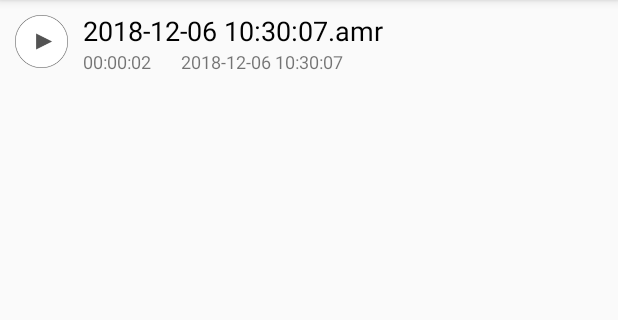
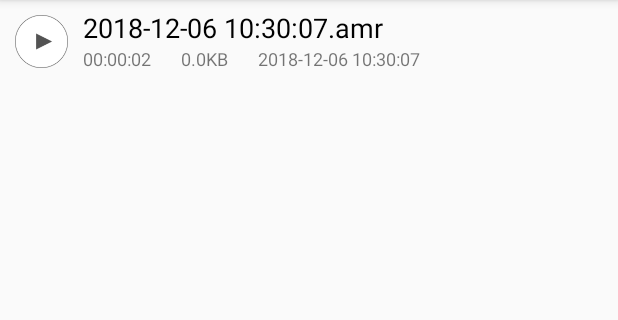
Before and after one commit to Sam-Leu/SoundRecorder, an Android app: the RecordActivity screen opened directly, with no data from a screen before it, on a phone screen of 412 x 824 dp, the part 84-404 px from its top. Run offline under Robolectric (Android 15) with nearby library versions, the phone set to English and light mode, and no system bars.

Commit message:
合并，列表显示，Record实体类

```diff
--- a/app/src/main/java/com/example/one/soundrecorder/Record.java
+++ b/app/src/main/java/com/example/one/soundrecorder/Record.java
@@ -23,11 +23,12 @@ public class Record {
         this.size = size;
     }
 
-    public Record(String fileName,  String createTime, String duration){
+    public Record(String fileName,  String createTime, String duration, String size){
 
         this.fileName = fileName;
         this.createTime = createTime;
         this.duration = duration;
+        this.size = size;
     }
 
     public String getFileName() {
--- a/app/src/main/java/com/example/one/soundrecorder/RecordActivity.java
+++ b/app/src/main/java/com/example/one/soundrecorder/RecordActivity.java
@@ -16,7 +16,6 @@ import java.util.Vector;
 
 public class RecordActivity extends AppCompatActivity {
 
-//    private ListView data_list;
     private Vector<String> entries;
 
     private DatabaseHelper dbHelper;
@@ -41,10 +40,6 @@ public class RecordActivity extends AppCompatActivity {
 
         mData = new LinkedList<Record>();
 
-//        mData.add(new Record("name", "2018-11-11", "00:12"));
-//
-//        mAdapter = new RecordAdapter((LinkedList<Record>) mData, mContext);
-//        data_list.setAdapter(mAdapter);
 
         //create_list();
         showRecord();
@@ -66,8 +61,18 @@ public class RecordActivity extends AppCompatActivity {
                 String filePath = cursor.getString(cursor.getColumnIndex("filepath"));
                 String createTime = cursor.getString(cursor.getColumnIndex("createtime"));
                 String duration = cursor.getString(cursor.getColumnIndex("duration"));
-                String size = cursor.getString(cursor.getColumnIndex("size"));
-                mData.add(new Record(fileName, createTime, duration));
+                float size = cursor.getFloat(cursor.getColumnIndex("size"));
+                float kbSize = size/1000;
+                float mbSize = size/1024000;
+                String strSize = "0.00KB";
+                if(size < 819200){
+                    strSize = String.valueOf((float)(Math.round(kbSize*100))/(100)) + "KB";
+                }
+                else{
+                    strSize = String.valueOf((float)(Math.round(mbSize*100))/(100)) + "MB";
+
+                }
+                mData.add(new Record(fileName, createTime, duration, strSize));
 
                 Toast.makeText(this,fileName,Toast.LENGTH_SHORT).show();
 
--- a/app/src/main/java/com/example/one/soundrecorder/RecordAdapter.java
+++ b/app/src/main/java/com/example/one/soundrecorder/RecordAdapter.java
@@ -45,11 +45,13 @@ public class RecordAdapter extends BaseAdapter {
         TextView tv_fileName = (TextView)convertView.findViewById(R.id.tv_fileName);
         TextView tv_duration = (TextView)convertView.findViewById(R.id.tv_duration);
         TextView tv_createTime = (TextView)convertView.findViewById(R.id.tv_createTime);
+        TextView tv_size = (TextView)convertView.findViewById(R.id.tv_size);
 
         img.setImageResource(R.drawable.record_img);
         tv_fileName.setText(mData.get(position).getFileName());
         tv_duration.setText(mData.get(position).getDuration());
         tv_createTime.setText(mData.get(position).getCreateTime());
+        tv_size.setText(mData.get(position).getSize());
 
         return convertView;
     }
--- a/app/src/main/res/layout/list_item.xml
+++ b/app/src/main/res/layout/list_item.xml
@@ -15,8 +15,8 @@
     <LinearLayout
         android:layout_width="match_parent"
         android:layout_height="wrap_content"
-        android:layout_marginTop="8dp"
-        android:layout_marginBottom="8dp"
+        android:layout_marginTop="6dp"
+        android:layout_marginBottom="5dp"
         android:orientation="vertical">
 
         <TextView
@@ -38,7 +38,15 @@
                 android:layout_height="wrap_content"
                 android:layout_marginRight="20dp"
                 android:textSize="12dp"
-                android:text="00:20"/>
+                android:text="00:00:20"/>
+
+            <TextView
+                android:id="@+id/tv_size"
+                android:layout_width="wrap_content"
+                android:layout_height="wrap_content"
+                android:layout_marginRight="20dp"
+                android:textSize="12dp"
+                android:text="5.13KB"/>
 
             <TextView
                 android:id="@+id/tv_createTime"
```
